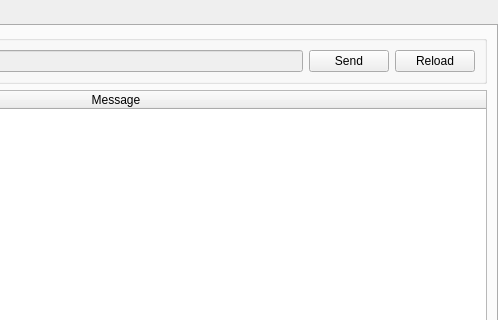
The window that PyQt5_DesignFile_MessageView.ui (malsomt/TDS_PyLogixTagInterpreter) describes before a commit, drawn with Qt 5; both pictures show x 386 to 884 and y 0 to 320 of the 884 by 660 pixel window.
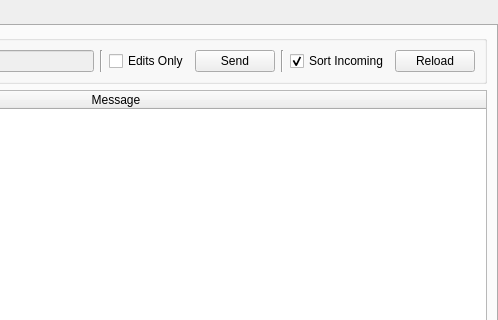
The same window after the commit.

Commit message: Added, when not in edit only to overwrite all tags and sort them by Is before pushing to plc

```diff
--- a/PyQt5_DesignFile_MessageView.ui
+++ b/PyQt5_DesignFile_MessageView.ui
@@ -75,6 +75,26 @@
          </property>
         </widget>
        </item>
+       <item>
+        <widget class="Line" name="line_2">
+         <property name="orientation">
+          <enum>Qt::Vertical</enum>
+         </property>
+        </widget>
+       </item>
+       <item>
+        <widget class="QCheckBox" name="chkbx_faultEdit">
+         <property name="toolTip">
+          <string>&lt;html&gt;&lt;head/&gt;&lt;body&gt;&lt;p&gt;If set, send command will only send the detected changes.&lt;/p&gt;&lt;/body&gt;&lt;/html&gt;</string>
+         </property>
+         <property name="toolTipDuration">
+          <number>-1</number>
+         </property>
+         <property name="text">
+          <string>Edits Only</string>
+         </property>
+        </widget>
+       </item>
        <item>
         <widget class="QPushButton" name="btn_msg_send">
          <property name="text">
@@ -82,6 +102,26 @@
          </property>
         </widget>
        </item>
+       <item>
+        <widget class="Line" name="line">
+         <property name="orientation">
+          <enum>Qt::Vertical</enum>
+         </property>
+        </widget>
+       </item>
+       <item>
+        <widget class="QCheckBox" name="chkbx_faultSort">
+         <property name="toolTip">
+          <string>&lt;html&gt;&lt;head/&gt;&lt;body&gt;&lt;p&gt;&lt;span style=&quot; font-size:9pt;&quot;&gt;Tags read from PLC will be sorted by &amp;quot;Id&amp;quot; in accending order.&lt;/span&gt;&lt;/p&gt;&lt;/body&gt;&lt;/html&gt;</string>
+         </property>
+         <property name="text">
+          <string>Sort Incoming</string>
+         </property>
+         <property name="checked">
+          <bool>true</bool>
+         </property>
+        </widget>
+       </item>
        <item>
         <widget class="QPushButton" name="btn_fault_reload">
          <property name="text">
```
Left out of the diff: 34 changed lines with no effect on the pictures. The commit also changes 3 other files.
